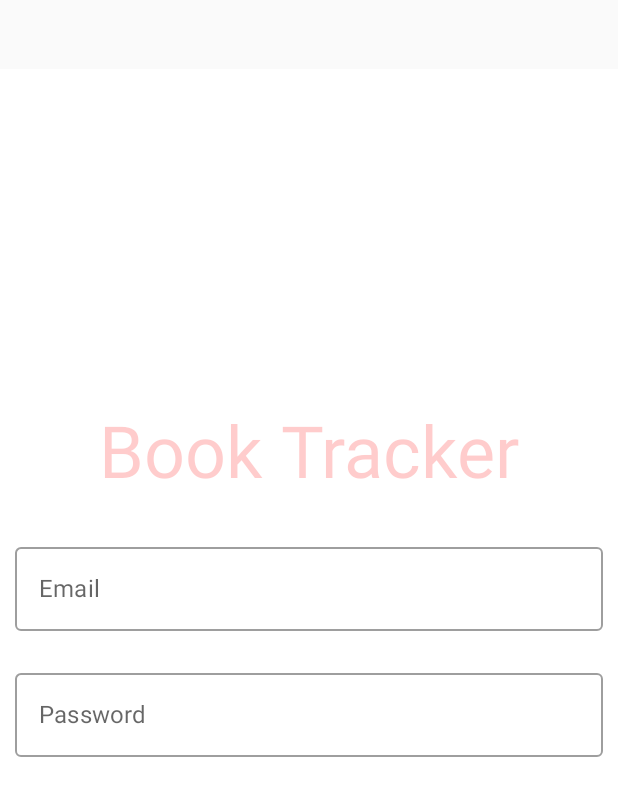
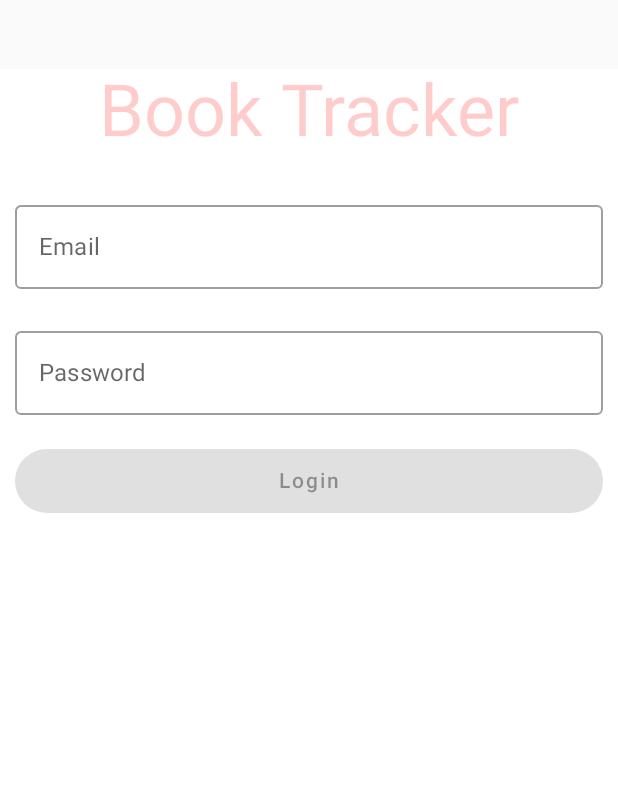
Before and after one commit to anandfromdelhi/BookTracker, an Android app built with Jetpack Compose: the screen it shows after launch (MainActivity), on a phone screen of 412 x 824 dp. Shown: the top 796 px of the screen. Run offline under Robolectric (Android 15) with nearby library versions, the phone set to English and light mode, and no system bars; our stand-ins replace Dagger/Hilt's generated code.

Commit message:
showing login form and submit button

```diff
--- a/app/src/main/java/com/example/areader/components/EmailPassword.kt
+++ b/app/src/main/java/com/example/areader/components/EmailPassword.kt
@@ -1 +1,69 @@
 package com.example.areader.components
+
+import androidx.compose.foundation.layout.fillMaxWidth
+import androidx.compose.foundation.layout.padding
+import androidx.compose.foundation.text.KeyboardActions
+import androidx.compose.foundation.text.KeyboardOptions
+import androidx.compose.material.IconButton
+import androidx.compose.material.MaterialTheme
+import androidx.compose.material.OutlinedTextField
+import androidx.compose.material.Text
+import androidx.compose.material.icons.Icons
+import androidx.compose.material.icons.filled.Close
+import androidx.compose.runtime.Composable
+import androidx.compose.runtime.MutableState
+import androidx.compose.ui.Modifier
+import androidx.compose.ui.text.TextStyle
+import androidx.compose.ui.text.input.ImeAction
+import androidx.compose.ui.text.input.KeyboardType
+import androidx.compose.ui.text.input.PasswordVisualTransformation
+import androidx.compose.ui.text.input.VisualTransformation
+import androidx.compose.ui.unit.dp
+import androidx.compose.ui.unit.sp
+
+
+@Composable
+fun PasswordInput(
+    modifier: Modifier,
+    passwordState: MutableState<String>,
+    labelId: String,
+    enabled: Boolean,
+    passwordVisbility: MutableState<Boolean>,
+    imeAction: ImeAction = ImeAction.Done,
+    onAction: KeyboardActions = KeyboardActions.Default
+) {
+    val visualTransformation =
+        if (passwordVisbility.value) VisualTransformation.None else PasswordVisualTransformation()
+    OutlinedTextField(
+        value = passwordState.value,
+        onValueChange = {
+            passwordState.value = it
+        },
+        label = { Text(text = labelId) },
+        singleLine = true,
+        textStyle = TextStyle(
+            fontSize = 18.sp,
+            color = MaterialTheme.colors.onBackground
+        ),
+        modifier = modifier
+            .padding(10.dp)
+            .fillMaxWidth(),
+        enabled = enabled,
+        keyboardOptions = KeyboardOptions(
+            keyboardType = KeyboardType.Password,
+            imeAction = imeAction
+        ),
+        visualTransformation = visualTransformation,
+        trailingIcon = { PasswordVisiblity(passwordVisbility) },
+        keyboardActions = onAction
+    )
+
+}
+
+@Composable
+fun PasswordVisiblity(passwordVisbility: MutableState<Boolean>) {
+    val visible = passwordVisbility.value
+    IconButton(onClick = { passwordVisbility.value = !visible }) {
+        Icons.Default.Close
+    }
+}
--- a/app/src/main/java/com/example/areader/screens/login/ReaderLoginScreen.kt
+++ b/app/src/main/java/com/example/areader/screens/login/ReaderLoginScreen.kt
@@ -4,6 +4,7 @@ import android.util.Log
 import androidx.compose.foundation.background
 import androidx.compose.foundation.layout.*
 import androidx.compose.foundation.rememberScrollState
+import androidx.compose.foundation.shape.CircleShape
 import androidx.compose.foundation.text.KeyboardActions
 import androidx.compose.foundation.text.KeyboardOptions
 import androidx.compose.foundation.verticalScroll
@@ -27,19 +28,20 @@ import androidx.compose.ui.unit.dp
 import androidx.compose.ui.unit.sp
 import androidx.navigation.NavController
 import com.example.areader.components.EmailInput
+import com.example.areader.components.PasswordInput
 import com.example.areader.components.ReaderLogo
 
 @Composable
 fun ReaderLoginScreen(navController: NavController) {
     Surface(modifier = Modifier.fillMaxSize()) {
         Column(
-            horizontalAlignment = Alignment.CenterHorizontally,
-            verticalArrangement = Arrangement.Center
+            horizontalAlignment = Alignment.CenterHorizontally
         ) {
             ReaderLogo()
             UserForm(loading = false, isCreateAccount = false) { email, password ->
                 Log.d("form", "ReaderLoginScreen:  $email @password")
             }
+
 
         }
 
@@ -94,52 +96,35 @@ fun UserForm(
                 onDone(email.value.trim(), password.value.trim())
             }
         )
+        SubmitButton(
+            textId = if (isCreateAccount) "Create Account" else "Login",
+            loading = loading,
+            validInputs = valid
+        ) {
+            onDone(email.value.trim(), password.value.trim())
+        }
 
     }
 
 }
 
 @Composable
-fun PasswordInput(
-    modifier: Modifier,
-    passwordState: MutableState<String>,
-    labelId: String,
-    enabled: Boolean,
-    passwordVisbility: MutableState<Boolean>,
-    imeAction: ImeAction = ImeAction.Done,
-    onAction: KeyboardActions = KeyboardActions.Default
+fun SubmitButton(
+    textId: String,
+    loading: Boolean,
+    validInputs: Boolean,
+    onClick: () -> Unit
 ) {
-    val visualTransformation =
-        if (passwordVisbility.value) VisualTransformation.None else PasswordVisualTransformation()
-    OutlinedTextField(
-        value = passwordState.value,
-        onValueChange = {
-            passwordState.value = it
-        },
-        label = { Text(text = labelId) },
-        singleLine = true,
-        textStyle = TextStyle(
-            fontSize = 18.sp,
-            color = MaterialTheme.colors.onBackground
-        ),
-        modifier = modifier
+    Button(
+        onClick = onClick,
+        modifier = Modifier
             .padding(10.dp)
             .fillMaxWidth(),
-        enabled = enabled,
-        keyboardOptions = KeyboardOptions(
-            keyboardType = KeyboardType.Password,
-            imeAction = imeAction
-        ),
-        visualTransformation = visualTransformation,
-        trailingIcon = { PasswordVisiblity(passwordVisbility) }
-    )
+        enabled = !loading && validInputs,
+        shape = CircleShape
+    ) {
+        if (loading) CircularProgressIndicator(modifier = Modifier.size(25.dp))
+        else Text(text = textId, modifier = Modifier.padding(5.dp))
 
-}
-
-@Composable
-fun PasswordVisiblity(passwordVisbility: MutableState<Boolean>) {
-    val visible = passwordVisbility.value
-    IconButton(onClick = { passwordVisbility.value = !visible }) {
-        Icons.Default.Close
     }
 }
```
